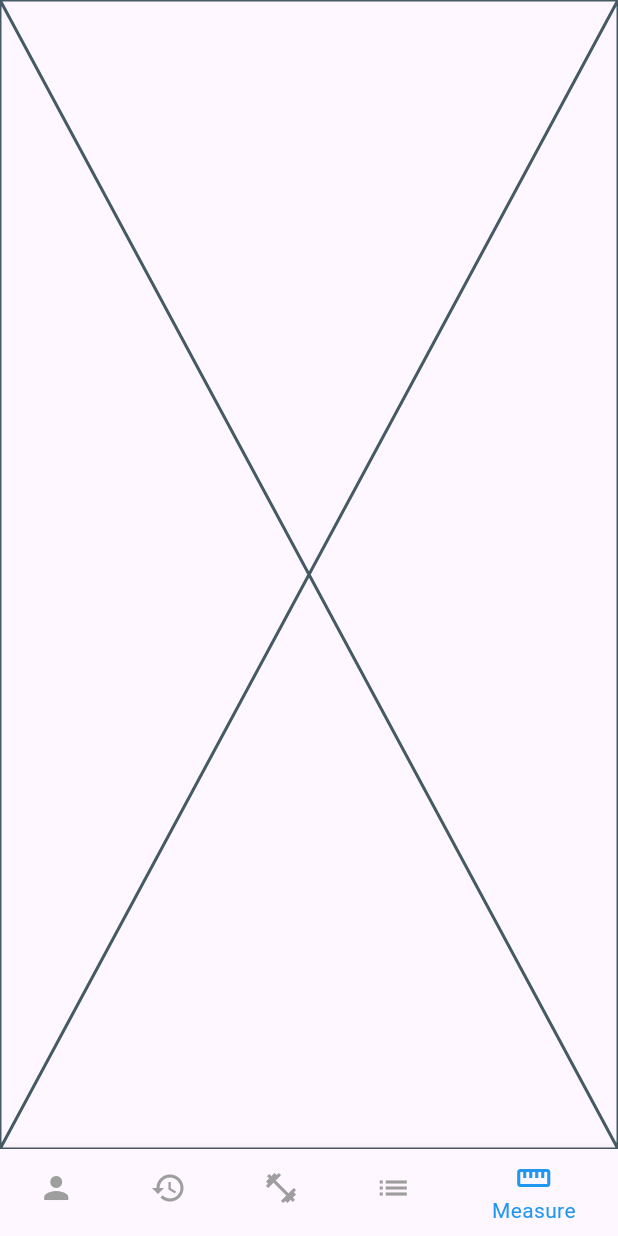
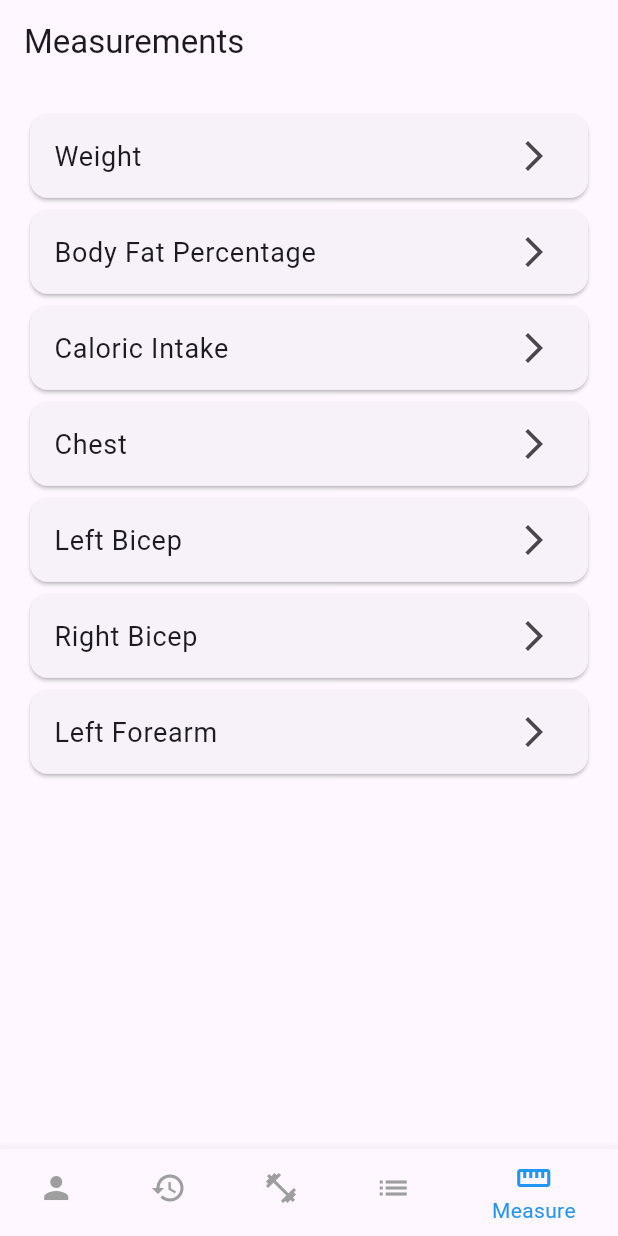
Before and after one commit to amarjithp/liftsync, a Flutter app: the screen it shows once a user with an empty profile is signed in, item 5 of the bottom bar chosen, on a phone screen of 412 x 824 dp. Run offline on Flutter 3.47's test engine with Material 3 defaults, Android fonts, the phone set to English and light mode, and no system bars; our stand-ins replace cloud_firestore, firebase_auth, firebase_core, google_fonts; accounts and stored records are empty.

Commit message:
added measures page

```diff
--- a/lib/pages/measures_page.dart
+++ b/lib/pages/measures_page.dart
@@ -1,10 +1,44 @@
 import 'package:flutter/material.dart';
+import 'package:firebase_auth/firebase_auth.dart';
+import 'measure_detail_page.dart';
 
 class MeasuresPage extends StatelessWidget {
-  const MeasuresPage({super.key});
+  final List<String> measures = [
+    "Weight",
+    "Body Fat Percentage",
+    "Caloric Intake",
+    "Chest",
+    "Left Bicep",
+    "Right Bicep",
+    "Left Forearm"
+  ];
+
+  MeasuresPage({super.key});
 
   @override
   Widget build(BuildContext context) {
-    return const Placeholder();
+    return Scaffold(
+      appBar: AppBar(title: const Text("Measurements")),
+      body: ListView.builder(
+        padding: const EdgeInsets.all(16.0),
+        itemCount: measures.length,
+        itemBuilder: (context, index) {
+          return Card(
+            child: ListTile(
+              title: Text(measures[index], style: const TextStyle(fontSize: 18)),
+              trailing: const Icon(Icons.arrow_forward_ios),
+              onTap: () {
+                Navigator.push(
+                  context,
+                  MaterialPageRoute(
+                    builder: (context) => MeasureDetailPage(measureName: measures[index]),
+                  ),
+                );
+              },
+            ),
+          );
+        },
+      ),
+    );
   }
 }
```
Also changed, not shown: lib/pages/measure_detail_page.dart (added, +130 -0 lines).
